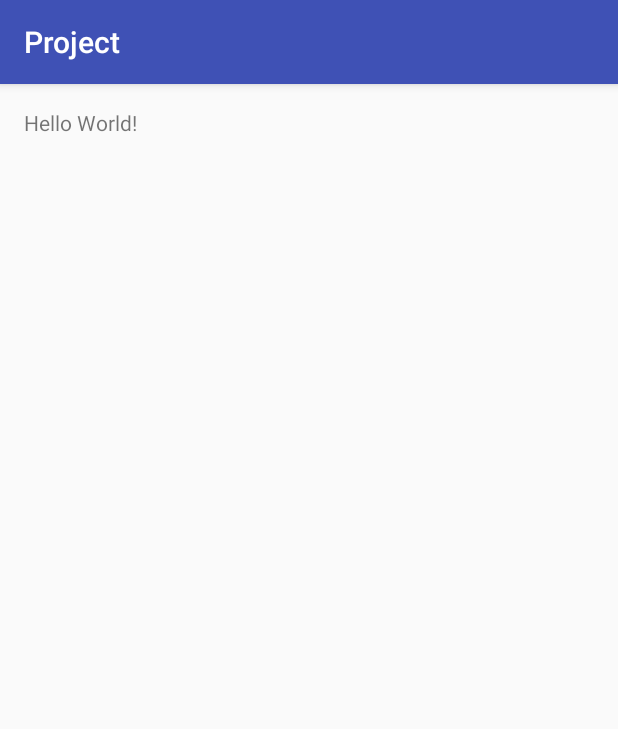
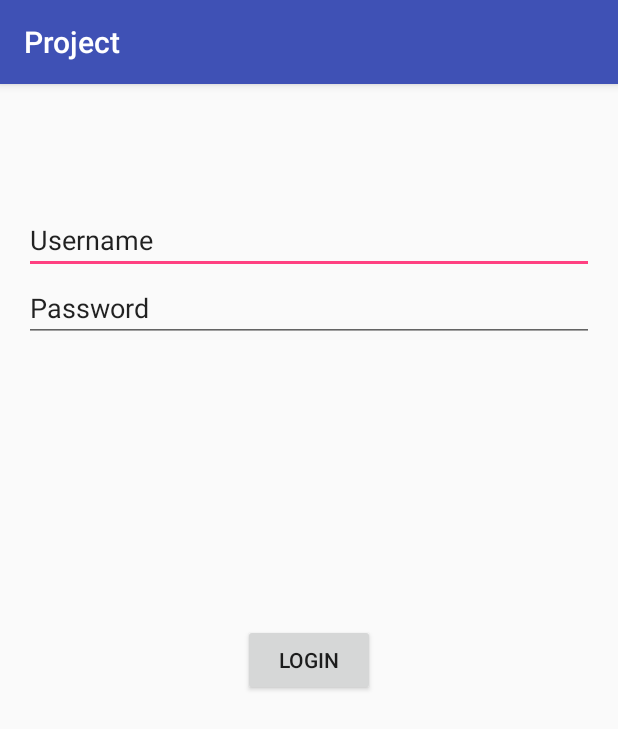
Before and after one commit to benjivuong/CmpE137Project, an Android app: the screen it shows after launch (LoginActivity), on a phone screen of 412 x 824 dp. Shown: the top 729 px of the screen. Run offline under Robolectric (Android 15) with nearby library versions, the phone set to English and light mode, and no system bars.

Commit message:
Added login screen buttons
login and two fields

```diff
--- a/app/src/main/res/layout/activity_login.xml
+++ b/app/src/main/res/layout/activity_login.xml
@@ -6,6 +6,33 @@
     android:paddingTop="@dimen/activity_vertical_margin"
     android:paddingBottom="@dimen/activity_vertical_margin" tools:context=".LoginActivity">
 
-    <TextView android:text="Hello World!" android:layout_width="wrap_content"
-        android:layout_height="wrap_content" />
+    <Button
+        android:layout_width="wrap_content"
+        android:layout_height="wrap_content"
+        android:text="Login"
+        android:id="@+id/button"
+        android:layout_centerVertical="true"
+        android:layout_centerHorizontal="true" />
+
+    <EditText
+        android:layout_width="wrap_content"
+        android:layout_height="wrap_content"
+        android:id="@+id/editText"
+        android:layout_alignParentLeft="true"
+        android:layout_alignParentStart="true"
+        android:layout_marginTop="65dp"
+        android:layout_alignParentRight="true"
+        android:layout_alignParentEnd="true"
+        android:text="Username" />
+
+    <EditText
+        android:layout_width="wrap_content"
+        android:layout_height="wrap_content"
+        android:id="@+id/editText2"
+        android:layout_below="@+id/editText"
+        android:layout_alignParentLeft="true"
+        android:layout_alignParentStart="true"
+        android:layout_alignRight="@+id/editText"
+        android:layout_alignEnd="@+id/editText"
+        android:text="Password" />
 </RelativeLayout>
```
Also changed, not shown: 848 other files.
